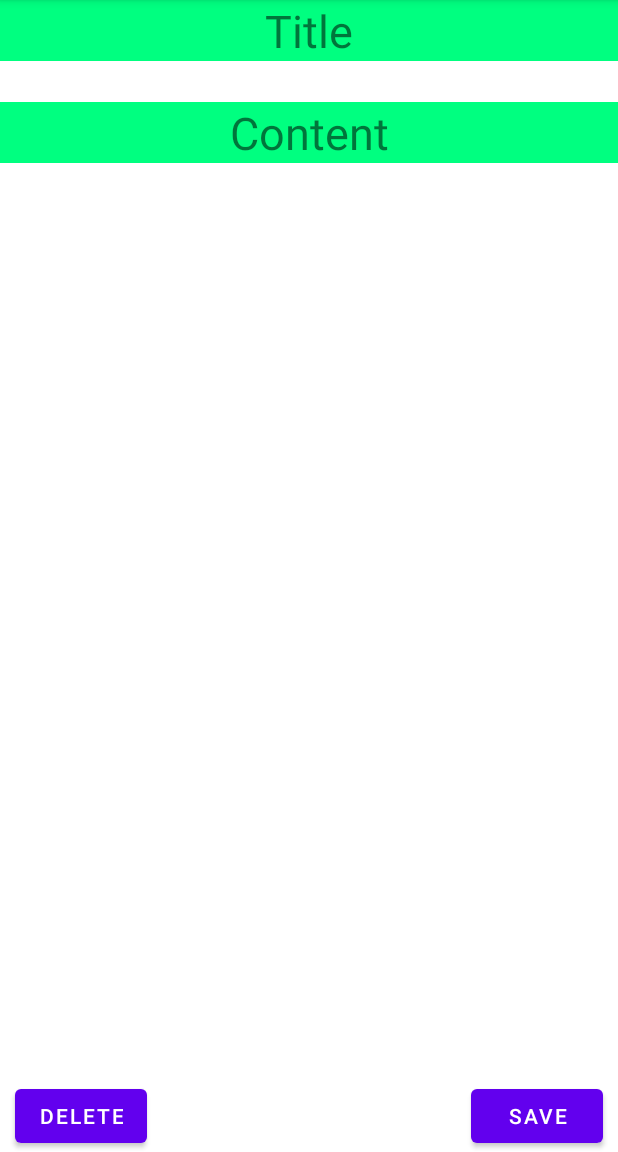
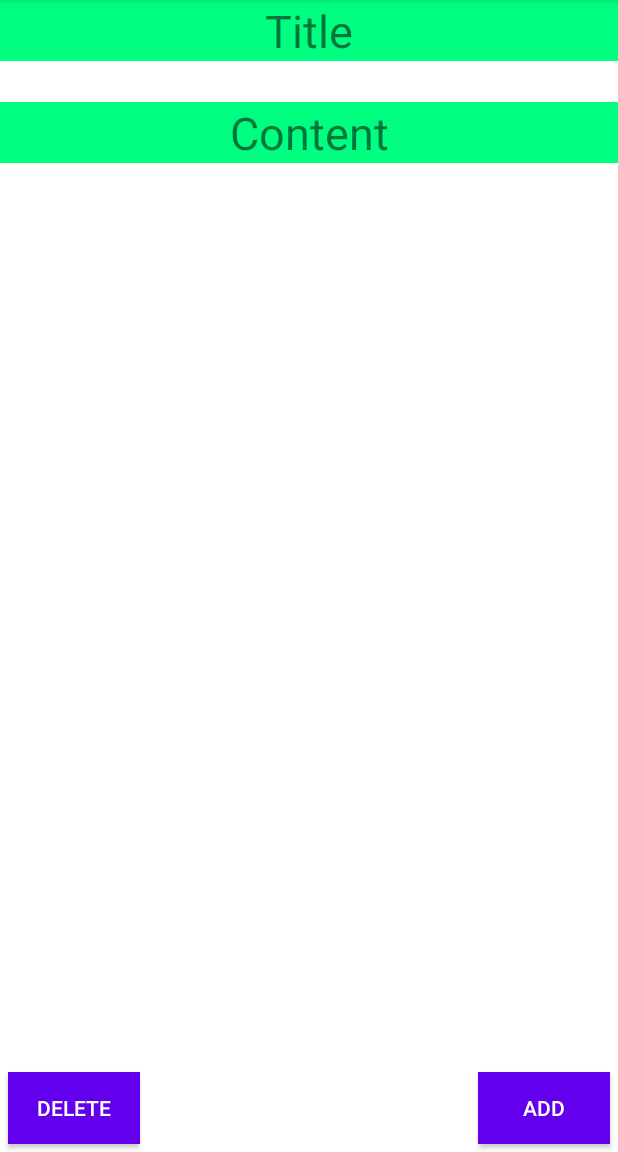
Before and after one commit to OhChanhee/SimpleToDoList, an Android app: the ItemActivity screen opened directly, with no data from a screen before it, on a phone screen of 412 x 824 dp, the part 84-1236 px from its top. Run offline under Robolectric (Android 15) with nearby library versions, the phone set to English and light mode, and no system bars; our stand-ins replace data binding.

Commit message:
[FIX] xml
기존 레이아웃 수정

```diff
--- a/app/src/main/res/layout/activity_item.xml
+++ b/app/src/main/res/layout/activity_item.xml
@@ -2,35 +2,37 @@
 <layout xmlns:android="http://schemas.android.com/apk/res/android"
     xmlns:app="http://schemas.android.com/apk/res-auto"
     xmlns:tools="http://schemas.android.com/tools">
-    <LinearLayout
+
+    <androidx.constraintlayout.widget.ConstraintLayout
         android:layout_width="match_parent"
         android:layout_height="match_parent"
         android:orientation="vertical">
-        <LinearLayout
-            android:layout_width="match_parent"
-            android:layout_height="wrap_content"
-            android:orientation="vertical"
-            android:layout_weight="1">
-            <TextView
+
+        <androidx.appcompat.widget.AppCompatTextView
             android:id="@+id/textView_title"
             android:layout_width="match_parent"
             android:layout_height="wrap_content"
+            android:background="#00FF80"
             android:text="Title"
             android:textAlignment="center"
             android:textSize="30dp"
-                android:background="#00FF80"
-                tools:layout_editor_absoluteX="163dp" />
+            app:layout_constraintEnd_toEndOf="parent"
+            app:layout_constraintStart_toStartOf="parent"
+            app:layout_constraintTop_toTopOf="parent" />
 
-            <EditText
+
+        <androidx.appcompat.widget.AppCompatEditText
             android:id="@+id/editText_title"
             android:layout_width="match_parent"
             android:layout_height="wrap_content"
+            android:background="@null"
             android:ems="10"
-                android:textSize="20dp"
             android:inputType="textPersonName"
-                android:background="@null"/>
+            android:textSize="20sp"
+            app:layout_constraintStart_toStartOf="parent"
+            app:layout_constraintTop_toBottomOf="@+id/textView_title" />
 
-            <TextView
+        <androidx.appcompat.widget.AppCompatTextView
             android:id="@+id/textview_content"
             android:layout_width="match_parent"
             android:layout_height="wrap_content"
@@ -38,46 +40,51 @@
             android:text="Content"
             android:textAlignment="center"
             android:textSize="30dp"
-                app:layout_constraintTop_toBottomOf="@+id/editTextTextPersonName2"
-                tools:layout_editor_absoluteX="0dp" />
+            app:layout_constraintEnd_toEndOf="parent"
+            app:layout_constraintStart_toStartOf="parent"
+            app:layout_constraintTop_toBottomOf="@+id/editText_title" />
 
-            <EditText
+        <androidx.appcompat.widget.AppCompatEditText
             android:id="@+id/editText_content"
             android:layout_width="match_parent"
-                android:layout_height="match_parent"
+            android:layout_height="0dp"
+            android:background="@null"
             android:ems="10"
+            android:gravity="top"
+            android:inputType="textMultiLine"
             android:textSize="18dp"
-                android:inputType="textMultiLine"
-                android:gravity="top"
-                android:background="@null"/>
-        </LinearLayout>
-        <androidx.constraintlayout.widget.ConstraintLayout
-            android:layout_width="match_parent"
-            android:layout_height="wrap_content"
-            >
+            app:layout_constraintBottom_toTopOf="@+id/button_add"
+            app:layout_constraintEnd_toEndOf="parent"
+            app:layout_constraintStart_toStartOf="parent"
+            app:layout_constraintTop_toBottomOf="@+id/textview_content" />
 
-            <Button
-                android:id="@+id/button_delete"
+        <androidx.appcompat.widget.AppCompatButton
+            android:id="@+id/button_add"
             android:layout_width="wrap_content"
             android:layout_height="wrap_content"
             android:layout_gravity="right"
-                android:layout_marginLeft="10dp"
-                android:text="Delete"
+            android:layout_marginVertical="5dp"
+            android:layout_marginEnd="5dp"
+            android:background="@color/design_default_color_primary"
+            android:text="ADD"
+            android:textColor="@color/white"
+            app:layout_constraintBottom_toBottomOf="parent"
+            app:layout_constraintEnd_toEndOf="parent"
+            app:layout_constraintTop_toBottomOf="@+id/editText_content" />
+
+        <androidx.appcompat.widget.AppCompatButton
+            android:layout_width="wrap_content"
+            android:layout_height="wrap_content"
             app:layout_constraintBottom_toBottomOf="parent"
             app:layout_constraintStart_toStartOf="parent"
-                app:layout_constraintTop_toTopOf="parent" />
+            app:layout_constraintTop_toBottomOf="@+id/editText_content"
+            android:background="@color/design_default_color_primary"
+            android:text="DELETE"
+            android:textColor="@color/white"
+            android:layout_marginStart="5dp"
+            android:layout_marginVertical="5dp"
+            />
 
-            <Button
-                android:id="@+id/button_save"
-                android:layout_width="wrap_content"
-                android:layout_height="wrap_content"
-                android:layout_gravity="right"
-                android:layout_marginRight="10dp"
-                android:text="Save"
-                app:layout_constraintBottom_toBottomOf="parent"
-                app:layout_constraintEnd_toEndOf="parent"
-                app:layout_constraintTop_toTopOf="parent" />
 
     </androidx.constraintlayout.widget.ConstraintLayout>
-    </LinearLayout>
 </layout>
```
Also changed, not shown: app/src/main/res/layout/activity_itemadd.xml (+34 -29 lines). Lines whose indentation alone changed are shown as unchanged.
